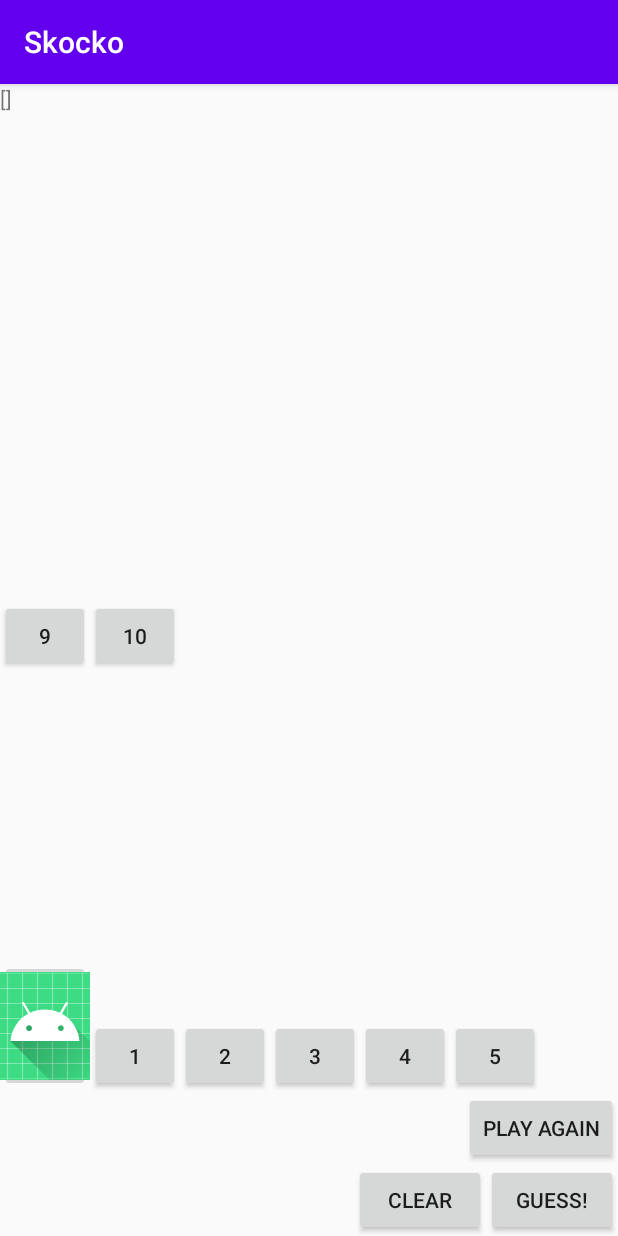
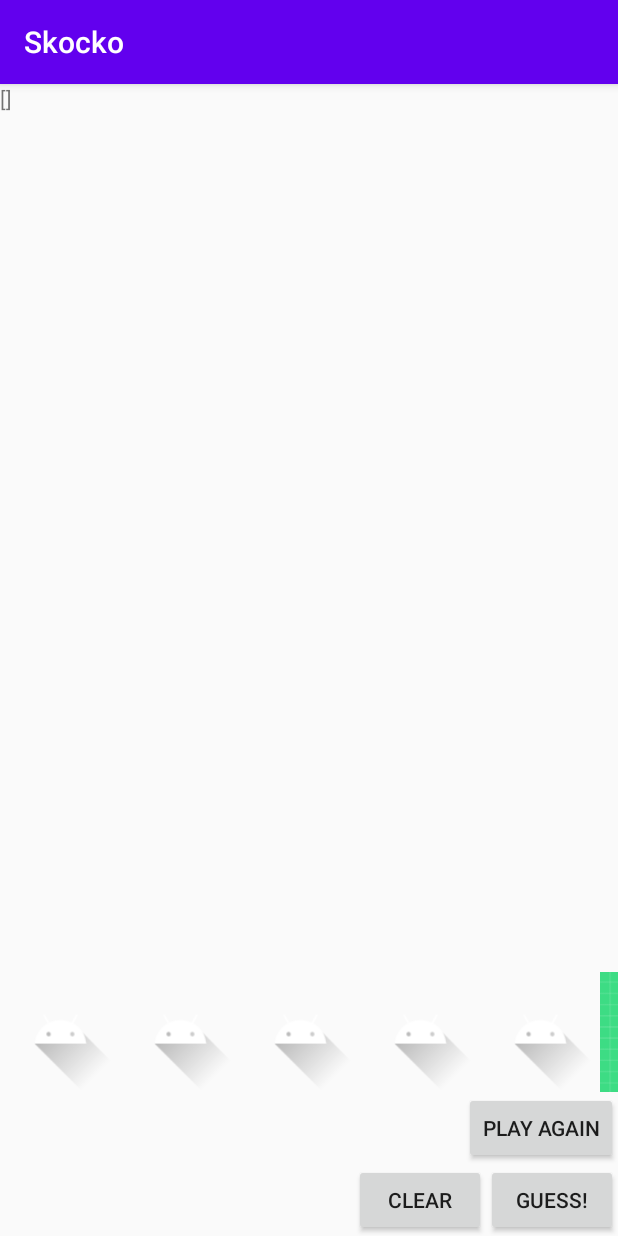
Before and after one commit to slomanojlo/skocko, an Android app: the screen it shows after launch (GameActivity), after a tap on "CLEAR", on a phone screen of 412 x 824 dp. Run offline under Robolectric (Android 15) with nearby library versions, the phone set to English and light mode, and no system bars; our stand-ins replace Room's generated code, data binding; 1 other tap on this screen came first.

Commit message:
Images basics implemented
- Glide lib introduced
- Symbol POKO and RecyclerView created

```diff
--- a/app/src/main/java/com/sloman/rs/skocko/BindingAdapters.kt
+++ b/app/src/main/java/com/sloman/rs/skocko/BindingAdapters.kt
@@ -1,9 +1,11 @@
 package com.sloman.rs.skocko
 
 import android.view.View
+import android.widget.ImageView
 import android.widget.TextView
 import androidx.databinding.BindingAdapter
 import androidx.recyclerview.widget.RecyclerView
+import com.bumptech.glide.Glide
 
 
 @BindingAdapter("listData")
@@ -11,6 +13,14 @@ fun bindRecyclerView(recyclerView: RecyclerView, gameList: GameWithGuesses?) {
     val adapter = recyclerView.adapter as GameAdapter
 
     adapter.submitList(gameList?.guessList)
+}
+
+@BindingAdapter("symbolData")
+fun bindSymbolList(recyclerView: RecyclerView, symbolList: List<Symbol>?){
+
+    val adapter = recyclerView.adapter as SymbolAdapter
+        adapter.submitList(symbolList)
+
 }
 
 @BindingAdapter("status")
@@ -35,3 +45,14 @@ fun bindStatus(stateTextView: TextView, status: String?) {
 fun bindGuess(twGuess: TextView, userGuess: String?) {
     twGuess.text = userGuess
 }
+
+@BindingAdapter("bindImageUrl")
+fun bindImageUrl(imgView : ImageView, imgUrl: Int){
+
+
+    imgUrl?.let {
+        Glide.with(imgView.context)
+            .load(imgUrl)
+            .into(imgView)
+    }
+}
--- a/app/src/main/java/com/sloman/rs/skocko/GameAdapter.kt
+++ b/app/src/main/java/com/sloman/rs/skocko/GameAdapter.kt
@@ -1,5 +1,6 @@
 package com.sloman.rs.skocko
 
+import android.graphics.Color
 import android.view.LayoutInflater
 import android.view.ViewGroup
 import androidx.recyclerview.widget.DiffUtil
@@ -7,7 +8,7 @@ import androidx.recyclerview.widget.ListAdapter
 import androidx.recyclerview.widget.RecyclerView
 import com.sloman.rs.skocko.databinding.GameItemBinding
 
-class GameAdapter(val onClickListener: OnClickListener ) :
+class GameAdapter(private val onClickListener: OnClickListenerGuess ) :
     ListAdapter<Guess, GameAdapter.GameViewHolder>(DiffCallback) {
     /**
      * The RatePairViewHolder constructor takes the binding variable from the associated
@@ -55,7 +56,6 @@ class GameAdapter(val onClickListener: OnClickListener ) :
             onClickListener.onClick(guess)
         }
 
-
         holder.bind(guess)
     }
 
@@ -64,7 +64,7 @@ class GameAdapter(val onClickListener: OnClickListener ) :
      * associated with the current item to the [onClick] function.
      * @param clickListener lambda that will be called with the current [MarsProperty]
      */
-    class OnClickListener(val clickListener: (guess: Guess) -> Unit) {
+    class OnClickListenerGuess(val clickListener: (guess: Guess) -> Unit) {
         fun onClick(guess: Guess) = clickListener(guess)
     }
 
--- a/app/src/main/java/com/sloman/rs/skocko/GameFragment.kt
+++ b/app/src/main/java/com/sloman/rs/skocko/GameFragment.kt
@@ -37,14 +37,14 @@ class GameFragment : Fragment() {
 //         tells the viewModel when our property is clicked
         binding.rwGuesses.adapter =
             GameAdapter(
-                GameAdapter.OnClickListener {
-                    //                    viewModel.selectBaseCurrency(it)
+                GameAdapter.OnClickListenerGuess {
                 })
 
+        binding.rwSymbols.adapter =
+            SymbolAdapter(SymbolAdapter.OnClickListenerSymbol {
+                    viewModel.addSymbol(it.id.toString())
+            })
 
-        binding.btnGuess.setOnClickListener {
-            viewModel.makeGuess(binding.twGuess.text.toString())
-        }
 
         binding.btnGuess.setOnClickListener {
             viewModel.makeGuess(binding.twGuess.text.toString())
@@ -59,32 +59,9 @@ class GameFragment : Fragment() {
             viewModel.playAgain()
         }
 
-        binding.btn0.setOnClickListener {
-            viewModel.addSymbol("0")
-        }
-
-        binding.btn1.setOnClickListener {
-            viewModel.addSymbol(binding.btn1.text.toString())
-        }
-
-        binding.btn2.setOnClickListener {
-            viewModel.addSymbol(binding.btn2.text.toString())
-        }
-
-        binding.btn3.setOnClickListener {
-            viewModel.addSymbol(binding.btn3.text.toString())
-        }
-        binding.btn4.setOnClickListener {
-            viewModel.addSymbol(binding.btn4.text.toString())
-        }
-
-        binding.btn5.setOnClickListener {
-            viewModel.addSymbol(binding.btn5.text.toString())
-        }
 
 
         return binding.root
     }
 
-
 }
--- a/app/src/main/java/com/sloman/rs/skocko/GameViewModel.kt
+++ b/app/src/main/java/com/sloman/rs/skocko/GameViewModel.kt
@@ -19,6 +19,14 @@ class GameViewModel(application: Application) : AndroidViewModel(application) {
     private val _game = gameRepository.game
 
     val symbol: MutableLiveData<String?> = MutableLiveData("")
+
+    val symbolList: LiveData<List<Symbol>> = MutableLiveData(listOf(
+        Symbol(0, R.drawable.ic_launcher_foreground),
+        Symbol(1, R.drawable.ic_launcher_foreground),
+        Symbol(2, R.drawable.ic_launcher_foreground),
+        Symbol(3, R.drawable.ic_launcher_foreground),
+        Symbol(4, R.drawable.ic_launcher_foreground),
+        Symbol(5, R.drawable.ic_launcher_background)))
 
     val game: LiveData<GameWithGuesses?>
         get() = _game
--- /dev/null
+++ b/app/src/main/java/com/sloman/rs/skocko/Symbol.kt
@@ -0,0 +1,6 @@
+package com.sloman.rs.skocko
+
+data class Symbol constructor(
+    val id : Int,
+    val imageUri : Int
+)
--- /dev/null
+++ b/app/src/main/java/com/sloman/rs/skocko/SymbolAdapter.kt
@@ -0,0 +1,65 @@
+package com.sloman.rs.skocko
+
+import android.graphics.Color
+import android.view.LayoutInflater
+import android.view.ViewGroup
+import androidx.recyclerview.widget.DiffUtil
+import androidx.recyclerview.widget.ListAdapter
+import androidx.recyclerview.widget.RecyclerView
+import com.sloman.rs.skocko.databinding.SymbolItemBinding
+import kotlinx.android.synthetic.main.symbol_item.view.*
+
+
+class SymbolAdapter (private val onClickListener: OnClickListenerSymbol) :
+    ListAdapter<Symbol, SymbolAdapter.SymbolViewHolder>(DiffCallback) {
+
+
+    class SymbolViewHolder(private var binding: SymbolItemBinding) :
+        RecyclerView.ViewHolder(binding.root) {
+        fun bind(symbol: Symbol) {
+            binding.property = symbol
+            // This is important, because it forces the data binding to execute immediately,
+            // which allows the RecyclerView to make the correct view size measurements
+            binding.executePendingBindings()
+        }
+    }
+
+    override fun onCreateViewHolder(parent: ViewGroup,
+                                    viewType: Int): SymbolViewHolder {
+
+        return SymbolViewHolder(SymbolItemBinding.inflate(LayoutInflater.from(parent.context)))
+    }
+
+    /**
+     * Replaces the contents of a view (invoked by the layout manager)
+     */
+    override fun onBindViewHolder(holder: SymbolAdapter.SymbolViewHolder, position: Int) {
+        val symbol = getItem(position)
+        holder.itemView.setOnClickListener {
+            onClickListener.onClick(symbol)
+        }
+        holder.bind(symbol)
+    }
+
+    companion object DiffCallback : DiffUtil.ItemCallback<Symbol>() {
+
+        override fun areItemsTheSame(oldItem: Symbol, newItem: Symbol): Boolean {
+            return oldItem.id == newItem.id
+        }
+
+        override fun areContentsTheSame(oldItem: Symbol, newItem: Symbol): Boolean {
+            return oldItem.id == newItem.id
+        }
+    }
+
+
+    /**
+     * Custom listener that handles clicks on [RecyclerView] items.  Passes the [MarsProperty]
+     * associated with the current item to the [onClick] function.
+     * @param clickListener lambda that will be called with the current [MarsProperty]
+     */
+    class OnClickListenerSymbol(val clickListener: (symbol: Symbol) -> Unit) {
+        fun onClick(symbol: Symbol) = clickListener(symbol)
+    }
+
+}
--- a/app/src/main/res/layout/fragment_game.xml
+++ b/app/src/main/res/layout/fragment_game.xml
@@ -21,7 +21,7 @@
             android:layout_width="0dp"
             android:layout_height="0dp"
             app:layoutManager="androidx.recyclerview.widget.GridLayoutManager"
-            app:layout_constraintBottom_toBottomOf="parent"
+            app:layout_constraintBottom_toTopOf="@+id/rwSymbols"
             app:layout_constraintEnd_toEndOf="parent"
             app:layout_constraintHorizontal_bias="0.0"
             app:layout_constraintStart_toStartOf="parent"
@@ -70,95 +70,18 @@
             app:layout_constraintStart_toStartOf="@+id/rwGuesses"
             app:status="@{viewModel.game.game.state}" />
 
-        <ImageButton
-            android:id="@+id/btn0"
-            android:layout_width="60dp"
-            android:layout_height="wrap_content"
-            android:padding="8dp"
-            android:src="@mipmap/ic_launcher_round"
-            android:text="0"
-            app:layout_constraintBottom_toTopOf="@+id/btnPlayAgain"
-            app:layout_constraintStart_toStartOf="parent" />
 
-        <Button
-            android:id="@+id/btn1"
-            android:layout_width="60dp"
-            android:layout_height="wrap_content"
-            android:padding="8dp"
-            android:text="1"
-            app:layout_constraintBottom_toTopOf="@+id/btnPlayAgain"
-            app:layout_constraintStart_toEndOf="@+id/btn0" />
-
-        <Button
-            android:id="@+id/btn2"
-            android:layout_width="60dp"
-            android:layout_height="wrap_content"
-            android:padding="8dp"
-            android:text="2"
-            app:layout_constraintBottom_toTopOf="@+id/btnPlayAgain"
-            app:layout_constraintStart_toEndOf="@+id/btn1" />
-
-        <Button
-            android:id="@+id/btn3"
-            android:layout_width="60dp"
-            android:layout_height="wrap_content"
-            android:padding="8dp"
-            android:text="3"
-            app:layout_constraintBottom_toTopOf="@+id/btnPlayAgain"
-            app:layout_constraintStart_toEndOf="@+id/btn2" />
-
-        <Button
-            android:id="@+id/btn4"
-            android:layout_width="60dp"
-            android:layout_height="wrap_content"
-            android:padding="8dp"
-            android:text="4"
-            app:layout_constraintBottom_toTopOf="@+id/btnPlayAgain"
-            app:layout_constraintStart_toEndOf="@+id/btn3" />
-
-        <Button
-            android:id="@+id/btn5"
-            android:layout_width="60dp"
-            android:layout_height="wrap_content"
-            android:padding="8dp"
-            android:text="5"
-            app:layout_constraintBottom_toTopOf="@+id/btnPlayAgain"
-            app:layout_constraintStart_toEndOf="@+id/btn4" />
-
-
-
-
-
-        <androidx.gridlayout.widget.GridLayout
-            android:id="@+id/gridview"
+        <androidx.recyclerview.widget.RecyclerView
+            android:id="@+id/rwSymbols"
             android:layout_width="0dp"
             android:layout_height="80dp"
-            app:layout_constraintBottom_toBottomOf="parent"
-            app:layout_constraintEnd_toEndOf="@+id/rwGuesses"
+            android:orientation="horizontal"
+            app:layoutManager="androidx.recyclerview.widget.GridLayoutManager"
+            app:layout_constraintBottom_toTopOf="@+id/btnPlayAgain"
+            app:layout_constraintEnd_toEndOf="parent"
+            app:layout_constraintHorizontal_bias="0.0"
             app:layout_constraintStart_toStartOf="parent"
-            app:layout_constraintTop_toTopOf="parent">
-
-            <Button
-                android:id="@+id/btn9"
-                android:layout_width="60dp"
-                android:layout_height="wrap_content"
-                android:padding="8dp"
-                android:text="9"
-                app:layout_constraintBottom_toBottomOf="@+id/gridview"
-                app:layout_constraintStart_toEndOf="@+id/btn3" />
-
-
-            <Button
-                android:id="@+id/btn10"
-                android:layout_width="60dp"
-                android:layout_height="wrap_content"
-                android:padding="8dp"
-                android:text="10"
-                app:layout_constraintBottom_toBottomOf="@+id/gridview"
-                app:layout_constraintStart_toStartOf="@+id/rwGuesses" />
-
-
-        </androidx.gridlayout.widget.GridLayout>
+            app:symbolData="@{viewModel.symbolList}" />
 
 
     </androidx.constraintlayout.widget.ConstraintLayout>
--- a/app/src/main/res/layout/game_item.xml
+++ b/app/src/main/res/layout/game_item.xml
@@ -1,7 +1,6 @@
 <?xml version="1.0" encoding="utf-8"?>
 
-<layout xmlns:tools="http://schemas.android.com/tools"
-    xmlns:android="http://schemas.android.com/apk/res/android"
+<layout xmlns:android="http://schemas.android.com/apk/res/android"
     xmlns:app="http://schemas.android.com/apk/res-auto">
 
     <data>
--- /dev/null
+++ b/app/src/main/res/layout/symbol_item.xml
@@ -0,0 +1,33 @@
+<?xml version="1.0" encoding="utf-8"?>
+
+<layout xmlns:tools="http://schemas.android.com/tools"
+    xmlns:app="http://schemas.android.com/apk/res-auto"
+    xmlns:android="http://schemas.android.com/apk/res/android">
+
+    <data>
+        <variable
+            name="property"
+            type="com.sloman.rs.skocko.Symbol" />
+    </data>
+
+    <androidx.constraintlayout.widget.ConstraintLayout
+        android:layout_width="80dp"
+        android:layout_height="80dp"
+        android:layout_margin="8dp">
+
+        <ImageView
+            android:id="@+id/iwSymbol"
+            android:layout_width="80dp"
+            android:layout_height="80dp"
+            android:contentDescription="@string/app_name"
+            app:bindImageUrl="@{property.imageUri}"
+            app:layout_constraintBottom_toBottomOf="parent"
+            app:layout_constraintEnd_toEndOf="parent"
+            app:layout_constraintStart_toStartOf="parent"
+            app:layout_constraintTop_toTopOf="parent" />
+
+
+
+    </androidx.constraintlayout.widget.ConstraintLayout>
+
+</layout>
```
